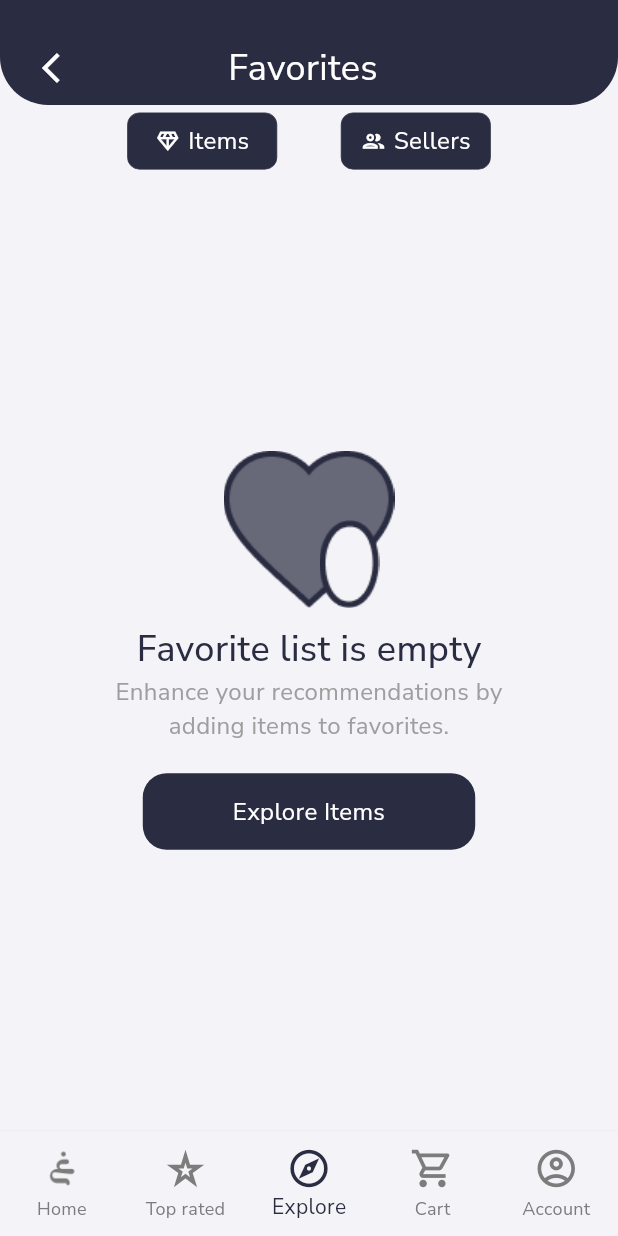
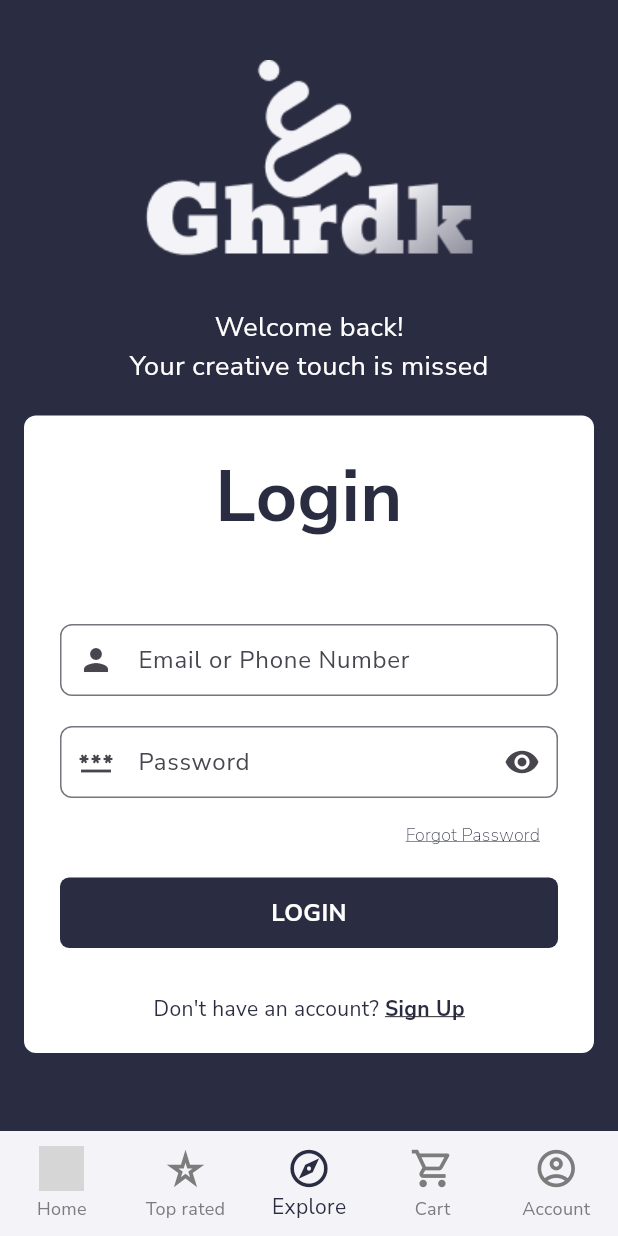
Before and after one commit to Ghardk-SCU/ghardk_mobile_aplication, a Flutter app: the screen it shows after launch, swiped to page 3, on a phone screen of 412 x 824 dp. Run offline on Flutter 3.47's test engine with Material 3 defaults, Android fonts, the phone set to English and light mode, and no system bars; our stand-ins replace flutter_rating_bar, font_awesome_flutter, get, google_fonts; grey boxes are pictures that could not be loaded.

Commit message:
add login screen and create new file on assets for logo images

```diff
--- /dev/null
+++ b/lib/presentation/Login&signup/login/components/forgotPasswordButton.dart
@@ -0,0 +1,28 @@
+import 'package:final_project/core/utilits/constant.dart';
+import 'package:flutter/material.dart';
+
+class forgotPasswordButton extends StatelessWidget {
+  const forgotPasswordButton({
+    super.key,
+  });
+
+  @override
+  Widget build(BuildContext context) {
+    return Row(
+      mainAxisAlignment: MainAxisAlignment.end,
+      children: [
+        TextButton(
+            onPressed: () {},
+            child: Text(
+              'Forgot Password',
+              style: TextStyle(
+                  fontSize: 12,
+                  color: kMainColor,
+                  fontWeight: FontWeight.w200,
+                  decoration: TextDecoration.underline),
+              textAlign: TextAlign.end,
+            )),
+      ],
+    );
+  }
+}
--- /dev/null
+++ b/lib/presentation/Login&signup/login/components/loginButton.dart
@@ -0,0 +1,26 @@
+import 'package:final_project/core/utilits/constant.dart';
+import 'package:flutter/material.dart';
+
+class loginButton extends StatelessWidget {
+  const loginButton({
+    super.key,
+  });
+
+  @override
+  Widget build(BuildContext context) {
+    return Container(
+      padding: EdgeInsets.symmetric(vertical: 12),
+      width: double.infinity,
+      decoration: BoxDecoration(
+        borderRadius: BorderRadius.circular(6),
+        color: kMainColor,
+      ),
+      child: Text(
+        'LOGIN',
+        style: TextStyle(
+            fontSize: 16, color: Colors.white, fontWeight: FontWeight.bold),
+        textAlign: TextAlign.center,
+      ),
+    );
+  }
+}
--- /dev/null
+++ b/lib/presentation/Login&signup/login/components/loginForm.dart
@@ -0,0 +1,56 @@
+import 'package:flutter/material.dart';
+
+class loginForm extends StatefulWidget {
+  const loginForm({super.key});
+
+  @override
+  State<loginForm> createState() => _passwordInputState();
+}
+
+class _passwordInputState extends State<loginForm> {
+  bool isVisable = false;
+  late String password, email;
+  @override
+  Widget build(BuildContext context) {
+    return Column(children: [
+      TextFormField(
+        onChanged: (value) => email = value,
+        keyboardType: TextInputType.emailAddress,
+        decoration: InputDecoration(
+          contentPadding: EdgeInsets.only(left: 15),
+          labelText: 'Email or Phone Number',
+          //hintText: 'Enter username',
+          prefixIcon: const Icon(Icons.person),
+          border: OutlineInputBorder(
+            borderRadius: BorderRadius.circular(8),
+          ),
+        ),
+      ),
+      const SizedBox(height: 20),
+      TextFormField(
+        onChanged: (value) => password = value,
+        obscureText: !isVisable,
+        keyboardType: TextInputType.name,
+        decoration: InputDecoration(
+          contentPadding: EdgeInsets.only(left: 15),
+          labelText: 'Password',
+          //hintText: 'Enter Password',
+          prefixIcon: const Icon(Icons.password),
+          suffixIcon: IconButton(
+            onPressed: () {
+              setState(() {
+                isVisable = !isVisable;
+              });
+            },
+            icon: Icon(
+              !isVisable ? Icons.visibility : Icons.visibility_off,
+            ),
+          ),
+          border: OutlineInputBorder(
+            borderRadius: BorderRadius.circular(8),
+          ),
+        ),
+      ),
+    ]);
+  }
+}
--- /dev/null
+++ b/lib/presentation/Login&signup/login/components/signupButton.dart
@@ -0,0 +1,26 @@
+import 'package:final_project/core/utilits/constant.dart';
+import 'package:flutter/material.dart';
+
+class signupButton extends StatelessWidget {
+  const signupButton({
+    super.key,
+  });
+
+  @override
+  Widget build(BuildContext context) {
+    return Row(
+      mainAxisAlignment: MainAxisAlignment.center,
+      children: [
+        Text("Don't have an account? ", style: TextStyle(color: kMainColor)),
+        InkWell(
+            onTap: () {},
+            child: const Text('Sign Up',
+                style: TextStyle(
+                    fontSize: 14,
+                    color: kMainColor,
+                    fontWeight: FontWeight.bold,
+                    decoration: TextDecoration.underline))),
+      ],
+    );
+  }
+}
--- /dev/null
+++ b/lib/presentation/Login&signup/login/loginContainer.dart
@@ -0,0 +1,47 @@
+import 'package:final_project/core/utilits/constant.dart';
+import 'package:final_project/presentation/Login&signup/login/components/forgotPasswordButton.dart';
+import 'package:final_project/presentation/Login&signup/login/components/loginButton.dart';
+import 'package:final_project/presentation/Login&signup/login/components/loginForm.dart';
+import 'package:final_project/presentation/Login&signup/login/components/signupButton.dart';
+import 'package:flutter/material.dart';
+
+class loginContainer extends StatefulWidget {
+  const loginContainer({
+    super.key,
+  });
+
+  @override
+  State<loginContainer> createState() => _loginContainerState();
+}
+
+class _loginContainerState extends State<loginContainer> {
+  @override
+  Widget build(BuildContext context) {
+    return Container(
+      padding: EdgeInsets.only(left: 24, right: 24, top: 20, bottom: 20),
+      width: double.infinity,
+      decoration: BoxDecoration(
+        color: Colors.white,
+        borderRadius: BorderRadius.circular(8),
+      ),
+      child: Column(
+        //crossAxisAlignment: CrossAxisAlignment.center,
+        children: [
+          Text(
+            'Login',
+            style: TextStyle(
+                fontSize: 48, color: kMainColor, fontWeight: FontWeight.w700),
+            textAlign: TextAlign.center,
+          ),
+          SizedBox(height: 50),
+          loginForm(),
+          forgotPasswordButton(),
+          SizedBox(height: 5),
+          loginButton(),
+          SizedBox(height: 30),
+          signupButton(),
+        ],
+      ),
+    );
+  }
+}
--- /dev/null
+++ b/lib/presentation/Login&signup/login/loginPage.dart
@@ -0,0 +1,39 @@
+import 'package:final_project/core/utilits/constant.dart';
+import 'package:final_project/presentation/Login&signup/login/loginContainer.dart';
+import 'package:flutter/material.dart';
+
+class loginPage extends StatefulWidget {
+  const loginPage({super.key});
+
+  @override
+  State<loginPage> createState() => _loginPageState();
+}
+
+class _loginPageState extends State<loginPage> {
+  @override
+  Widget build(BuildContext context) {
+    return Scaffold(
+      backgroundColor: kMainColor,
+      body: SingleChildScrollView(
+        padding: EdgeInsets.only(top: 40, left: 16, right: 16),
+        keyboardDismissBehavior: ScrollViewKeyboardDismissBehavior.onDrag,
+        physics: BouncingScrollPhysics(),
+        scrollDirection: Axis.vertical,
+        child: Column(
+            crossAxisAlignment: CrossAxisAlignment.center,
+            mainAxisAlignment: MainAxisAlignment.center,
+            children: [
+              Image.asset('assets/images/Logo/completeLogo.png',
+                  fit: BoxFit.contain),
+              Text('Welcome back!', style: loginStyle),
+              Text('Your creative touch is missed', style: loginStyle),
+              SizedBox(height: 20),
+              loginContainer(),
+            ]),
+      ),
+    );
+  }
+}
+
+const loginStyle =
+    TextStyle(fontSize: 18, color: Colors.white, fontWeight: FontWeight.w400);
--- a/lib/presentation/homePage/customHeader/customHeader.dart
+++ b/lib/presentation/homePage/customHeader/customHeader.dart
@@ -44,7 +44,7 @@ class customHeader extends StatelessWidget {
                             child: Container(
                                 width: 10.0,
                                 child: Image.asset(
-                                  'assets/images/Logo.png',
+                                  'assets/images/Logo/Logo.png',
                                 ))),
                         TextSpan(text: part2),
                       ],
--- a/lib/presentation/mainPage/mainPage.dart
+++ b/lib/presentation/mainPage/mainPage.dart
@@ -1,4 +1,5 @@
 import 'package:final_project/core/utilits/constant.dart';
+import 'package:final_project/presentation/Login&signup/login/loginPage.dart';
 import 'package:final_project/presentation/accountPage/accountPage.dart';
 import 'package:final_project/presentation/accountPage/favoritePage/emptyFavoritePage/emptyFavoritePage.dart';
 import 'package:final_project/presentation/homePage/homepage.dart';
@@ -81,7 +82,7 @@ const List<Widget> _screens = <Widget>[
   homePage(),
   //Center(child: Text('Home1', style: TextStyle(fontSize: 30))),
   topRatedPage(),
-  emptyFavoritePage(),
+  loginPage(),
   //Center(child: Text('Home3', style: TextStyle(fontSize: 30))),
   Center(child: Text('Home4', style: TextStyle(fontSize: 30))),
   accountPage(),
--- a/pubspec.yaml
+++ b/pubspec.yaml
@@ -71,6 +71,7 @@ flutter:
    - assets/images/catogery/
    - assets/images/medal/
    - assets/images/FavItem/
+   - assets/images/Logo/
 
   # An image asset can refer to one or more resolution-specific "variants", see
   # https://flutter.dev/assets-and-images/#resolution-aware
```
Also changed, not shown: assets/images/Logo.svg (deleted), assets/images/Logo/Logo.png (renamed from assets/images/Logo.png), assets/images/Logo/LogoWhite.png (renamed from assets/images/LogoWhite.png), assets/images/Logo/completeLogo.png (added), assets/images/Logo/completeLogoMainColor.png (added), assets/images/Logo/ghLogo.png (added), assets/images/Logo/ghrdkLogo.png (added), lib/presentation/Login&signup/login/components/emailInput.dart (added).
